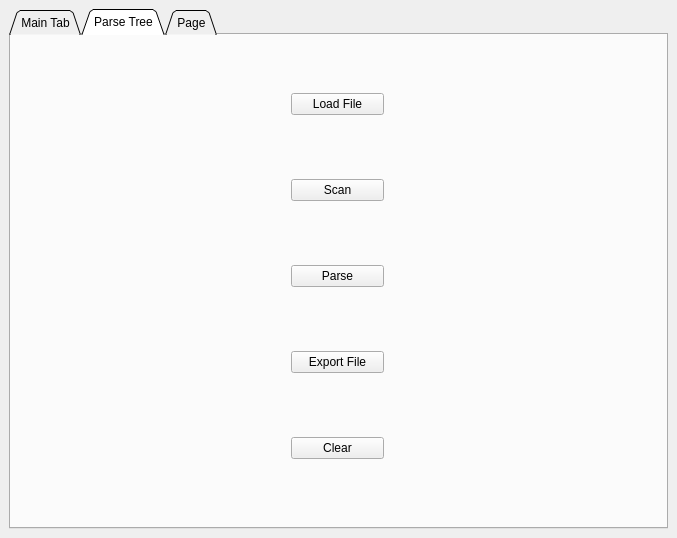
Qt form src/GUI.ui (MostafaMonged/Computer_Security_Project) before a commit.
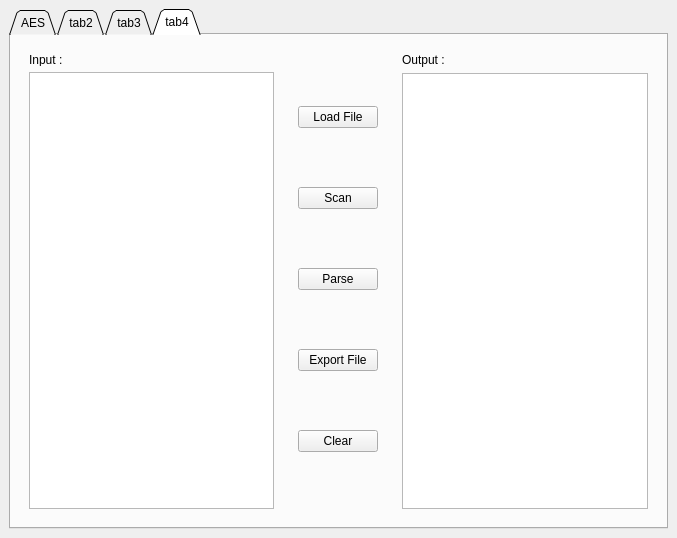
The same form after that commit. The open tabs and pages were chosen to show the change.

The edit to the form file:
```diff
--- a/src/GUI.ui
+++ b/src/GUI.ui
@@ -43,7 +43,7 @@
       </property>
       <widget class="QWidget" name="AES">
        <attribute name="title">
-        <string>Main Tab</string>
+                                <string>AES</string>
        </attribute>
        <layout class="QHBoxLayout" name="horizontalLayout_2">
         <item>
@@ -87,6 +87,115 @@
             </widget>
            </item>
            <item>
+                                                <widget class="QPushButton" name="Encrypt">
+                                                    <property name="text">
+                                                        <string>Encrypt</string>
+                                                    </property>
+                                                </widget>
+                                            </item>
+                                            <item>
+                                                <widget class="QPushButton" name="Decrypt">
+                                                    <property name="text">
+                                                        <string>Decrypt</string>
+                                                    </property>
+                                                </widget>
+                                            </item>
+                                            <item>
+                                                <widget class="QPushButton" name="Export_File">
+                                                    <property name="text">
+                                                        <string>Export File</string>
+                                                    </property>
+                                                </widget>
+                                            </item>
+                                            <item>
+                                                <widget class="QPushButton" name="Clear">
+                                                    <property name="text">
+                                                        <string>Clear</string>
+                                                    </property>
+                                                </widget>
+                                            </item>
+                                        </layout>
+                                    </widget>
+                                </item>
+                                <item>
+                                    <widget class="QWidget" name="Output_Widget" native="true">
+                                        <layout class="QVBoxLayout" name="verticalLayout_2">
+                                            <item>
+                                                <widget class="QLabel" name="Output">
+                                                    <property name="text">
+                                                        <string>Output :</string>
+                                                    </property>
+                                                </widget>
+                                            </item>
+                                            <item>
+                                                <widget class="QTableWidget" name="tableWidget1" />
+                                            </item>
+                                        </layout>
+                                    </widget>
+                                </item>
+                            </layout>
+                        </widget>
+                        <widget class="QWidget" name="tab2">
+                            <attribute name="title">
+                                <string>tab2</string>
+                            </attribute>
+                            <layout class="QHBoxLayout" name="horizontalLayout_2">
+                                <item>
+                                    <widget class="QWidget" name="Input_Widget" native="true">
+                                        <layout class="QVBoxLayout" name="verticalLayout_3">
+                                            <item>
+                                                <widget class="QLabel" name="Input">
+                                                    <property name="maximumSize">
+                                                        <size>
+                                                            <width>247</width>
+                                                            <height>13</height>
+                                                        </size>
+                                                    </property>
+                                                    <property name="text">
+                                                        <string>Input :</string>
+                                                    </property>
+                                                </widget>
+                                            </item>
+                                            <item>
+                                                <widget class="QTextEdit" name="textEdit2">
+                                                    <property name="html">
+                                                        <string>
+                                                            &lt;!DOCTYPE HTML PUBLIC
+                                                            &quot;-//W3C//DTD HTML 4.0//EN&quot;
+                                                            &quot;http://www.w3.org/TR/REC-html40/strict.dtd&quot;&gt;
+                                                            &lt;html&gt;&lt;head&gt;&lt;meta
+                                                            name=&quot;qrichtext&quot;
+                                                            content=&quot;1&quot; /&gt;&lt;style
+                                                            type=&quot;text/css&quot;&gt;
+                                                            p, li { white-space: pre-wrap; }
+                                                            &lt;/style&gt;&lt;/head&gt;&lt;body
+                                                            style=&quot; font-family:'MS Shell Dlg
+                                                            2'; font-size:8.25pt; font-weight:400;
+                                                            font-style:normal;&quot;&gt;
+                                                            &lt;p
+                                                            style=&quot;-qt-paragraph-type:empty;
+                                                            margin-top:0px; margin-bottom:0px;
+                                                            margin-left:0px; margin-right:0px;
+                                                            -qt-block-indent:0;
+                                                            text-indent:0px;&quot;&gt;&lt;br
+                                                            /&gt;&lt;/p&gt;&lt;/body&gt;&lt;/html&gt;</string>
+                                                    </property>
+                                                </widget>
+                                            </item>
+                                        </layout>
+                                    </widget>
+                                </item>
+                                <item>
+                                    <widget class="QWidget" name="Buttons_Widget" native="true">
+                                        <layout class="QVBoxLayout" name="verticalLayout">
+                                            <item>
+                                                <widget class="QPushButton" name="Load_File">
+                                                    <property name="text">
+                                                        <string>Load File</string>
+                                                    </property>
+                                                </widget>
+                                            </item>
+                                            <item>
             <widget class="QPushButton" name="Scan">
              <property name="text">
               <string>Scan</string>
@@ -137,48 +246,87 @@
       </widget>
       <widget class="QWidget" name="RSA">
        <attribute name="title">
-        <string>Parse Tree</string>
-       </attribute>
-       <widget class="QWidget" name="Buttons_Widget_3" native="true">
-        <property name="geometry">
-         <rect>
-          <x>280</x>
-          <y>0</y>
-          <width>93</width>
-          <height>482</height>
-         </rect>
-        </property>
-        <layout class="QVBoxLayout" name="verticalLayout_7">
+                                <string>tab3</string>
+                            </attribute>
+                            <layout class="QHBoxLayout" name="horizontalLayout_2">
+                                <item>
+                                    <widget class="QWidget" name="Input_Widget" native="true">
+                                        <layout class="QVBoxLayout" name="verticalLayout_3">
+                                            <item>
+                                                <widget class="QLabel" name="Input">
+                                                    <property name="maximumSize">
+                                                        <size>
+                                                            <width>247</width>
+                                                            <height>13</height>
+                                                        </size>
+                                                    </property>
+                                                    <property name="text">
+                                                        <string>Input :</string>
+                                                    </property>
+                                                </widget>
+                                            </item>
          <item>
-          <widget class="QPushButton" name="Load_File_3">
+                                                <widget class="QTextEdit" name="textEdit3">
+                                                    <property name="html">
+                                                        <string>
+                                                            &lt;!DOCTYPE HTML PUBLIC
+                                                            &quot;-//W3C//DTD HTML 4.0//EN&quot;
+                                                            &quot;http://www.w3.org/TR/REC-html40/strict.dtd&quot;&gt;
+                                                            &lt;html&gt;&lt;head&gt;&lt;meta
+                                                            name=&quot;qrichtext&quot;
+                                                            content=&quot;1&quot; /&gt;&lt;style
+                                                            type=&quot;text/css&quot;&gt;
+                                                            p, li { white-space: pre-wrap; }
+                                                            &lt;/style&gt;&lt;/head&gt;&lt;body
+                                                            style=&quot; font-family:'MS Shell Dlg
+                                                            2'; font-size:8.25pt; font-weight:400;
+                                                            font-style:normal;&quot;&gt;
+                                                            &lt;p
+                                                            style=&quot;-qt-paragraph-type:empty;
+                                                            margin-top:0px; margin-bottom:0px;
+                                                            margin-left:0px; margin-right:0px;
+                                                            -qt-block-indent:0;
+                                                            text-indent:0px;&quot;&gt;&lt;br
+                                                            /&gt;&lt;/p&gt;&lt;/body&gt;&lt;/html&gt;</string>
+                                                    </property>
+                                                </widget>
+                                            </item>
+                                        </layout>
+                                    </widget>
+                                </item>
+                                <item>
+                                    <widget class="QWidget" name="Buttons_Widget" native="true">
+                                        <layout class="QVBoxLayout" name="verticalLayout">
+                                            <item>
+                                                <widget class="QPushButton" name="Load_File">
            <property name="text">
             <string>Load File</string>
            </property>
           </widget>
          </item>
          <item>
-          <widget class="QPushButton" name="Scan_3">
+                                                <widget class="QPushButton" name="Scan">
            <property name="text">
             <string>Scan</string>
            </property>
           </widget>
          </item>
          <item>
-          <widget class="QPushButton" name="Parse_3">
+                                                <widget class="QPushButton" name="Parse">
            <property name="text">
             <string>Parse</string>
            </property>
           </widget>
          </item>
          <item>
-          <widget class="QPushButton" name="Export_File_3">
+                                                <widget class="QPushButton" name="Export_File">
            <property name="text">
             <string>Export File</string>
            </property>
           </widget>
          </item>
          <item>
-          <widget class="QPushButton" name="Clear_3">
+                                                <widget class="QPushButton" name="Clear">
            <property name="text">
             <string>Clear</string>
            </property>
@@ -186,17 +334,139 @@
          </item>
         </layout>
        </widget>
-      </widget>
-      <widget class="QWidget" name="Sha256">
+                                </item>
+                                <item>
+                                    <widget class="QWidget" name="Output_Widget" native="true">
+                                        <layout class="QVBoxLayout" name="verticalLayout_2">
+                                            <item>
+                                                <widget class="QLabel" name="Output">
+                                                    <property name="text">
+                                                        <string>Output :</string>
+                                                    </property>
+                                                </widget>
+                                            </item>
+                                            <item>
+                                                <widget class="QTableWidget" name="tableWidget3" />
+                                            </item>
+                                        </layout>
+                                    </widget>
+                                </item>
+                            </layout>
+                        </widget>
+                        <widget class="QWidget" name="tab4">
        <attribute name="title">
-        <string>Page</string>
-       </attribute>
-      </widget>
+                                <string>tab4</string>
+                            </attribute>
+                            <layout class="QHBoxLayout" name="horizontalLayout_2">
+                                <item>
+                                    <widget class="QWidget" name="Input_Widget" native="true">
+                                        <layout class="QVBoxLayout" name="verticalLayout_3">
+                                            <item>
+                                                <widget class="QLabel" name="Input">
+                                                    <property name="maximumSize">
+                                                        <size>
+                                                            <width>247</width>
+                                                            <height>13</height>
+                                                        </size>
+                                                    </property>
+                                                    <property name="text">
+                                                        <string>Input :</string>
+                                                    </property>
+                                                </widget>
+                                            </item>
+                                            <item>
+                                                <widget class="QTextEdit" name="textEdit4">
+                                                    <property name="html">
+                                                        <string>
+                                                            &lt;!DOCTYPE HTML PUBLIC
+                                                            &quot;-//W3C//DTD HTML 4.0//EN&quot;
+                                                            &quot;http://www.w3.org/TR/REC-html40/strict.dtd&quot;&gt;
+                                                            &lt;html&gt;&lt;head&gt;&lt;meta
+                                                            name=&quot;qrichtext&quot;
+                                                            content=&quot;1&quot; /&gt;&lt;style
+                                                            type=&quot;text/css&quot;&gt;
+                                                            p, li { white-space: pre-wrap; }
+                                                            &lt;/style&gt;&lt;/head&gt;&lt;body
+                                                            style=&quot; font-family:'MS Shell Dlg
+                                                            2'; font-size:8.25pt; font-weight:400;
+                                                            font-style:normal;&quot;&gt;
+                                                            &lt;p
+                                                            style=&quot;-qt-paragraph-type:empty;
+                                                            margin-top:0px; margin-bottom:0px;
+                                                            margin-left:0px; margin-right:0px;
+                                                            -qt-block-indent:0;
+                                                            text-indent:0px;&quot;&gt;&lt;br
+                                                            /&gt;&lt;/p&gt;&lt;/body&gt;&lt;/html&gt;</string>
+                                                    </property>
      </widget>
     </item>
    </layout>
   </widget>
- </widget>
- <resources/>
- <connections/>
+                                </item>
+                                <item>
+                                    <widget class="QWidget" name="Buttons_Widget" native="true">
+                                        <layout class="QVBoxLayout" name="verticalLayout">
+                                            <item>
+                                                <widget class="QPushButton" name="Load_File">
+                                                    <property name="text">
+                                                        <string>Load File</string>
+                                                    </property>
+                                                </widget>
+                                            </item>
+                                            <item>
+                                                <widget class="QPushButton" name="Scan">
+                                                    <property name="text">
+                                                        <string>Scan</string>
+                                                    </property>
+                                                </widget>
+                                            </item>
+                                            <item>
+                                                <widget class="QPushButton" name="Parse">
+                                                    <property name="text">
+                                                        <string>Parse</string>
+                                                    </property>
+                                                </widget>
+                                            </item>
+                                            <item>
+                                                <widget class="QPushButton" name="Export_File">
+                                                    <property name="text">
+                                                        <string>Export File</string>
+                                                    </property>
+                                                </widget>
+                                            </item>
+                                            <item>
+                                                <widget class="QPushButton" name="Clear">
+                                                    <property name="text">
+                                                        <string>Clear</string>
+                                                    </property>
+                                                </widget>
+                                            </item>
+                                        </layout>
+                                    </widget>
+                                </item>
+                                <item>
+                                    <widget class="QWidget" name="Output_Widget" native="true">
+                                        <layout class="QVBoxLayout" name="verticalLayout_2">
+                                            <item>
+                                                <widget class="QLabel" name="Output">
+                                                    <property name="text">
+                                                        <string>Output :</string>
+                                                    </property>
+                                                </widget>
+                                            </item>
+                                            <item>
+                                                <widget class="QTableWidget" name="tableWidget4" />
+                                            </item>
+                                        </layout>
+                                    </widget>
+                                </item>
+                            </layout>
+                        </widget>
+                    </widget>
+                </item>
+            </layout>
+        </widget>
+    </widget>
+    <resources />
+    <connections />
 </ui>
```
Left out of the diff: 33 changed lines with no effect on the pictures. Lines whose indentation alone changed are shown as unchanged.
